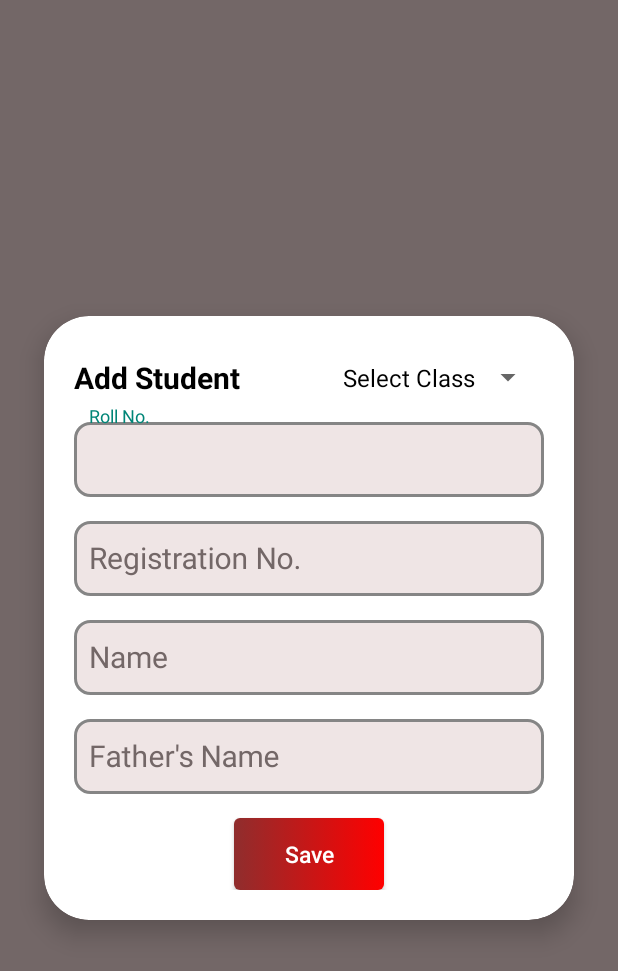
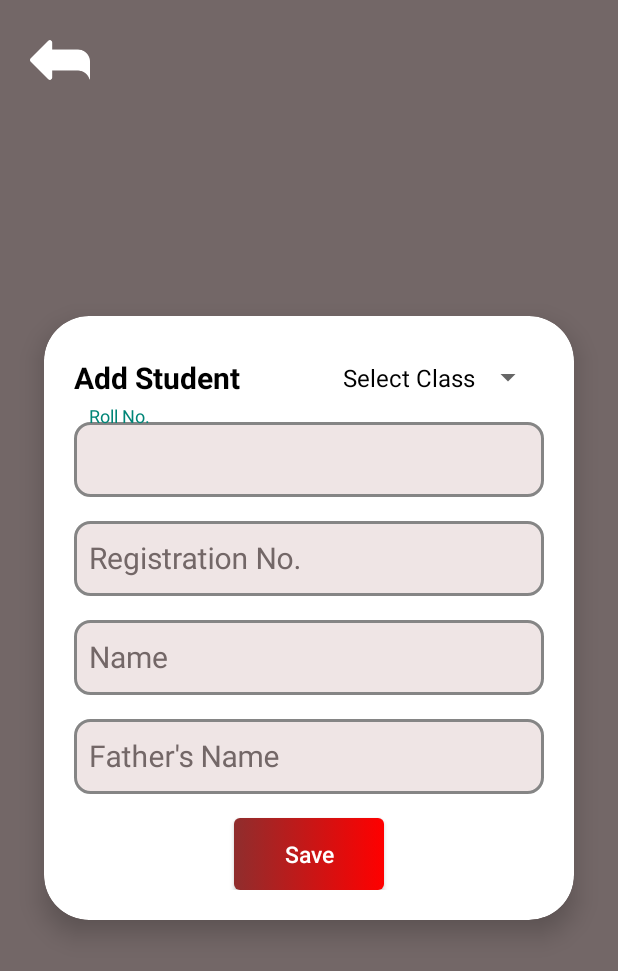
Before and after one commit to Priyanshu-2001/SchoolApp, an Android app: the StudentProfile screen opened directly, with no data from a screen before it, on a phone screen of 412 x 824 dp. Shown: the top 971 px of the screen. Run offline under Robolectric (Android 15) with nearby library versions, the light colour scheme and no system bars; our stand-ins replace data binding; 1 statement that could not run was skipped.

```diff
--- a/app/src/main/java/com/geek/schoolapp/studentList.kt
+++ b/app/src/main/java/com/geek/schoolapp/studentList.kt
@@ -25,6 +25,12 @@
         val repo = (application as studentApplication).studentRepo
         viewModel = ViewModelProvider(this,studentViewModelFactory(repo,selectedClass)).get(studentViewModel::class.java)
         Log.e("TAG", "onCreate: $selectedClass", )
+
+        //back button
+        binding.backButton.setOnClickListener{
+            finish()
+        }
+
         viewModel.students.observe(this, Observer {
             Log.e("Student-List", "onCreate: $it")
             list_adapter = studentList_Adapter()
--- a/app/src/main/res/layout/add_student.xml
+++ b/app/src/main/res/layout/add_student.xml
@@ -15,6 +15,16 @@
         android:background="#736767"
         android:padding="10dp"
         tools:context=".LoginActivity">
+
+        <ImageButton
+            android:id="@+id/back_button"
+            android:layout_width="40dp"
+            android:layout_height="40dp"
+            android:layout_marginStart="10dp"
+            android:layout_marginTop="10dp"
+            android:background="@drawable/back_button_white"
+            app:layout_constraintStart_toStartOf="parent"
+            app:layout_constraintTop_toTopOf="parent" />
 
         <androidx.cardview.widget.CardView
             android:id="@+id/cardView"
```
Also changed, not shown: app/src/main/res/layout/student_list_rcv.xml (+9 -7 lines), app/src/main/res/drawable-v24/back_button.png (added), app/src/main/res/drawable-v24/back_button_white.png (added), app/src/main/res/drawable/back_button.png (added), app/src/main/res/drawable/back_button_white.png (added).
